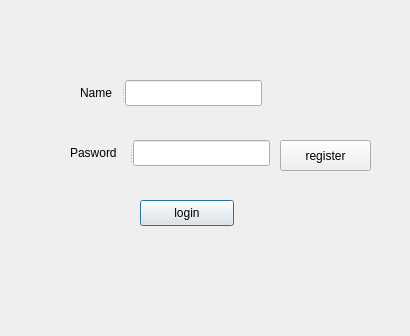
First picture: the form in qt/music/login.ui, repository HBrightUp/lang-learn, before the edit.
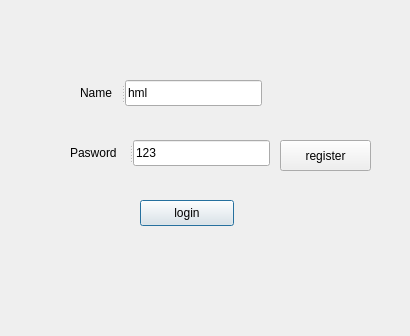
Second picture: the form after the edit.

The edit to the form file:
```diff
--- a/qt/music/login.ui
+++ b/qt/music/login.ui
@@ -56,7 +56,11 @@
      <string>Name</string>
     </property>
    </widget>
-   <widget class="QLineEdit" name="le_name"/>
+   <widget class="QLineEdit" name="le_name">
+    <property name="text">
+     <string>hml</string>
+    </property>
+   </widget>
   </widget>
   <widget class="QSplitter" name="splitter_2">
    <property name="geometry">
@@ -75,7 +79,11 @@
      <string>Pasword</string>
     </property>
    </widget>
-   <widget class="QLineEdit" name="le_password"/>
+   <widget class="QLineEdit" name="le_password">
+    <property name="text">
+     <string>123</string>
+    </property>
+   </widget>
   </widget>
  </widget>
  <resources/>
```
